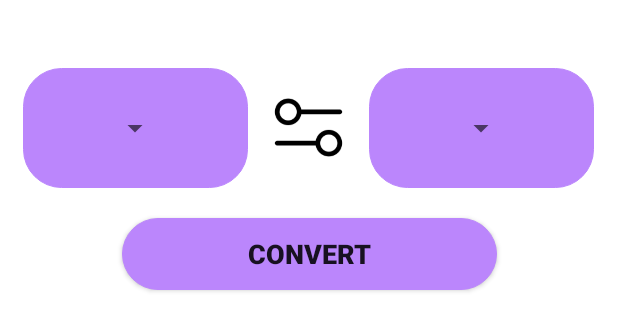
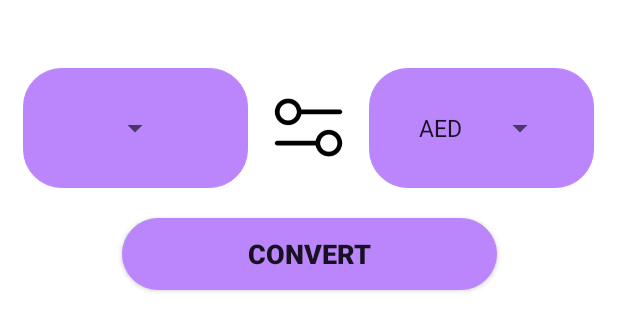
Before and after one commit to Fahamin/Currency, an Android app: the layout activity_main.xml on its own in the app's theme, with its tools: preview values and no code run, on a phone screen of 412 x 824 dp. Shown: the top 331 px of the screen. Run offline under Robolectric (Android 15) with nearby library versions, the light colour scheme and no system bars.

Commit message:
1st part complete

```diff
--- a/app/src/main/java/com/convert/usd/aud/currency/view/MainActivity.kt
+++ b/app/src/main/java/com/convert/usd/aud/currency/view/MainActivity.kt
@@ -26,7 +26,6 @@ class MainActivity : AppCompatActivity() {
     lateinit var to: String
 
     lateinit var currencylist: List<String>
-
     override fun onCreate(savedInstanceState: Bundle?) {
         super.onCreate(savedInstanceState)
 
@@ -58,10 +57,12 @@ class MainActivity : AppCompatActivity() {
             android.R.layout.simple_spinner_item, currencylist
         )
 
-        from = currencylist[0]
-        to = currencylist[0]
+        binding.spFrom.adapter = arrayAdapter
+        binding.spTo.adapter = arrayAdapter
 
-        binding.spFrom.adapter = arrayAdapter
+          from = currencylist[0]
+            to = currencylist[0]
+
 
         binding.spFrom.onItemSelectedListener
 
@@ -79,7 +80,6 @@ class MainActivity : AppCompatActivity() {
             }
         }
 
-        binding.spTo.adapter = arrayAdapter
 
         binding.spTo.onItemSelectedListener
 
--- a/app/src/main/res/layout/activity_main.xml
+++ b/app/src/main/res/layout/activity_main.xml
@@ -25,11 +25,11 @@
             android:orientation="horizontal">
 
 
-            <androidx.appcompat.widget.AppCompatSpinner
+            <Spinner
                 android:id="@+id/sp_From"
                 android:layout_width="wrap_content"
                 android:layout_height="wrap_content"
-                android:entries="@array/symbols" />
+                 />
         </LinearLayout>
 
         <androidx.appcompat.widget.AppCompatImageView
--- a/app/src/main/res/values/strings.xml
+++ b/app/src/main/res/values/strings.xml
@@ -2,170 +2,170 @@
     <string name="app_name">Currency</string>
     <string name="convert">Convert</string>
 
-    <string-array name="symbols">
-        AED
-        AFA
-        ALL
-        AMD
-        ANG
-        AOR
-        ARS
-        AUD
-        AWG
-        AZN
-        BBD
-        BDT
-        BGN
-        BHD
-        BIF
-        BMD
-        BND
-        BOB
-        BRL
-        BSD
-        BTN
-        BWP
-        BYN
-        BZD
-        CAD
-        CDF
-        CHF
-        CLP
-        CNY
-        COP
-        CRC
-        CUP
-        CVE
-        CZK
-        DJF
-        DKK
-        DOP
-        DZD
-        EEK
-        EGP
-        ERN
-        ETB
-        EUR
-        FJD
-        FKP
-        GBP
-        GEL
-        GHS
-        GIP
-        GMD
-        GNF
-        GTQ
-        GYD
-        HKD
-        HNL
-        HRK
-        HTG
-        HUF
-        IDR
-        ILS
-        INR
-        IQD
-        IRR
-        ISK
-        JMD
-        JOD
-        JPY
-        KES
-        KGS
-        KHR
-        KMF
-        KPW
-        KRW
-        KWD
-        KYD
-        KZT
-        LAK
-        LBP
-        LKR
-        LRD
-        LSL
-        LTL
-        LVL
-        LYD
-        MAD
-        MDL
-        MGA
-        MKD
-        MMK
-        MNT
-        MOP
-        MRO
-        MUR
-        MVR
-        MWK
-        MXN
-        MYR
-        MZN
-        NAD
-        NGN
-        NIO
-        NOK
-        NPR
-        NZD
-        OMR
-        PAB
-        PEN
-        PGK
-        PHP
-        PKR
-        PLN
-        PYG
-        QAR
-        RON
-        RSD
-        RUB
-        RWF
-        SAR
-        SBD
-        SCR
-        SDG
-        SEK
-        SGD
-        SHP
-        SLL
-        SOS
-        SRD
-        STD
-        SVC
-        SYP
-        SZL
-        THB
-        TJS
-        TMT
-        TND
-        TOP
-        TRY
-        TTD
-        TWD
-        TZS
-        UAH
-        UGX
-        USD
-        UYU
-        UZS
-        VEF
-        VND
-        VUV
-        WST
-        XAF
-        XAG
-        XAU
-        XCD
-        XDR
-        XFO
-        XFU
-        XOF
-        XPD
-        XPF
-        XPT
-        YER
-        ZAR
-        ZMK
-        ZWL
+    <string-array  name="symbols">
+        <item>AED</item>
+        <item>AFA</item>
+        <item>ALL</item>
+        <item>AMD</item>
+        <item>ANG</item>
+        <item>AOR</item>
+        <item>ARS</item>
+        <item>AUD</item>
+        <item>AWG</item>
+        <item>AZN</item>
+        <item>BBD</item>
+        <item>BDT</item>
+        <item>BGN</item>
+        <item>BHD</item>
+        <item>BIF</item>
+        <item>BMD</item>
+        <item>BND</item>
+        <item>BOB</item>
+        <item>BRL</item>
+        <item>BSD</item>
+        <item>BTN</item>
+        <item>BWP</item>
+        <item>BYN</item>
+        <item>BZD</item>
+        <item>CAD</item>
+        <item>CDF</item>
+        <item>CHF</item>
+        <item>CLP</item>
+        <item>CNY</item>
+        <item>COP</item>
+        <item>CRC</item>
+        <item>CUP</item>
+        <item>CVE</item>
+        <item>CZK</item>
+        <item>DJF</item>
+        <item>DKK</item>
+        <item>DOP</item>
+        <item>DZD</item>
+        <item>EEK</item>
+        <item>EGP</item>
+        <item>ERN</item>
+        <item>ETB</item>
+        <item>EUR</item>
+        <item>FJD</item>
+        <item>FKP</item>
+        <item>GBP</item>
+        <item>GEL</item>
+        <item>GHS</item>
+        <item>GIP</item>
+        <item>GMD</item>
+        <item>GNF</item>
+        <item>GTQ</item>
+        <item>GYD</item>
+        <item>HKD</item>
+        <item>HNL</item>
+        <item>HRK</item>
+        <item>HTG</item>
+        <item>HUF</item>
+        <item>IDR</item>
+        <item>ILS</item>
+        <item>INR</item>
+        <item>IQD</item>
+        <item>IRR</item>
+        <item>ISK</item>
+        <item>JMD</item>
+        <item>JOD</item>
+        <item>JPY</item>
+        <item>KES</item>
+        <item>KGS</item>
+        <item>KHR</item>
+        <item>KMF</item>
+        <item>KPW</item>
+        <item>KRW</item>
+        <item>KWD</item>
+        <item>KYD</item>
+        <item>KZT</item>
+        <item>LAK</item>
+        <item>LBP</item>
+        <item>LKR</item>
+        <item>LRD</item>
+        <item>LSL</item>
+        <item>LTL</item>
+        <item>LVL</item>
+        <item>LYD</item>
+        <item>MAD</item>
+        <item>MDL</item>
+        <item>MGA</item>
+        <item>MKD</item>
+        <item>MMK</item>
+        <item>MNT</item>
+        <item>MOP</item>
+        <item>MRO</item>
+        <item>MUR</item>
+        <item>MVR</item>
+        <item>MWK</item>
+        <item>MXN</item>
+        <item>MYR</item>
+        <item>MZN</item>
+        <item>NAD</item>
+        <item>NGN</item>
+        <item>NIO</item>
+        <item>NOK</item>
+        <item>NPR</item>
+        <item>NZD</item>
+        <item>OMR</item>
+        <item>PAB</item>
+        <item>PEN</item>
+        <item>PGK</item>
+        <item>PHP</item>
+        <item>PKR</item>
+        <item>PLN</item>
+        <item>PYG</item>
+        <item>QAR</item>
+        <item>RON</item>
+        <item>RSD</item>
+        <item>RUB</item>
+        <item>RWF</item>
+        <item>SAR</item>
+        <item>SBD</item>
+        <item>SCR</item>
+        <item>SDG</item>
+        <item>SEK</item>
+        <item>SGD</item>
+        <item>SHP</item>
+        <item>SLL</item>
+        <item>SOS</item>
+        <item>SRD</item>
+        <item>STD</item>
+        <item>SVC</item>
+        <item>SYP</item>
+        <item>SZL</item>
+        <item>THB</item>
+        <item>TJS</item>
+        <item>TMT</item>
+        <item>TND</item>
+        <item>TOP</item>
+        <item>TRY</item>
+        <item>TTD</item>
+        <item>TWD</item>
+        <item>TZS</item>
+        <item>UAH</item>
+        <item>UGX</item>
+        <item>USD</item>
+        <item>UYU</item>
+        <item>UZS</item>
+        <item>VEF</item>
+        <item>VND</item>
+        <item>VUV</item>
+        <item>WST</item>
+        <item>XAF</item>
+        <item>XAG</item>
+        <item>XAU</item>
+        <item>XCD</item>
+        <item>XDR</item>
+        <item>XFO</item>
+        <item>XFU</item>
+        <item>XOF</item>
+        <item>XPD</item>
+        <item>XPF</item>
+        <item>XPT</item>
+        <item>YER</item>
+        <item>ZAR</item>
+        <item>ZMK</item>
+        <item>ZWL</item>
     </string-array>
 </resources>
```
